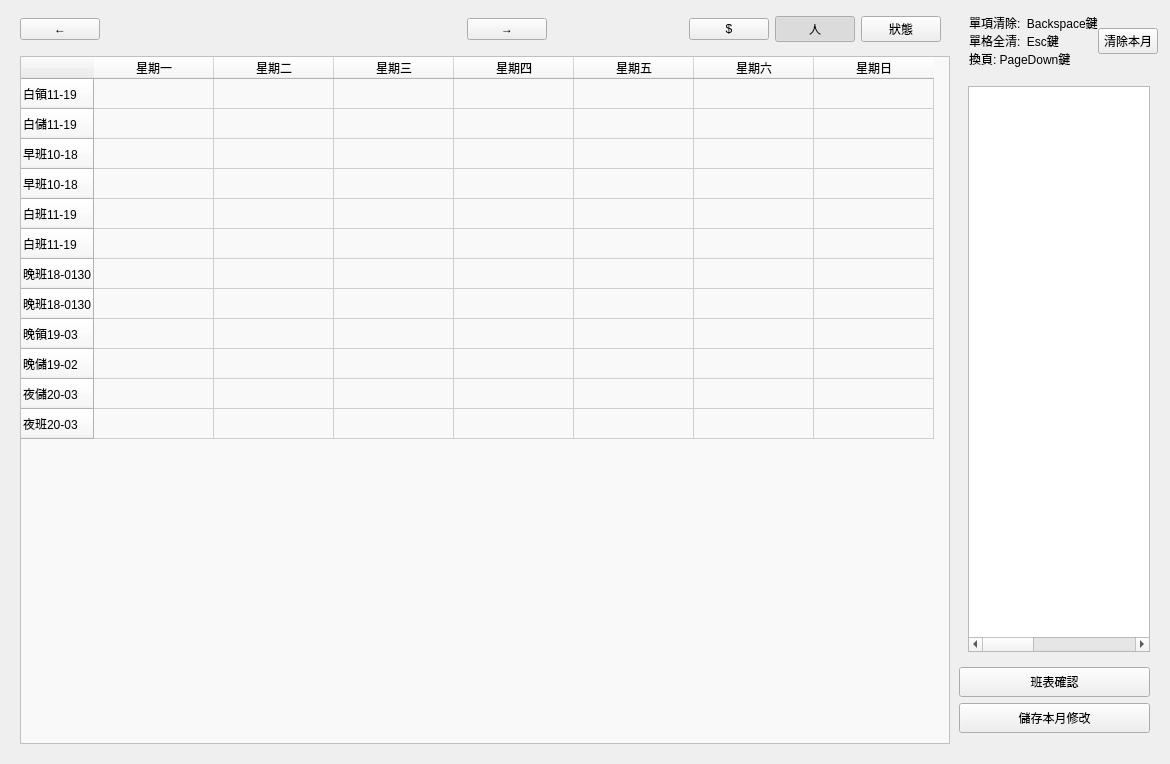
Old version of the form src/AdbClient/StageReport/LayerSchedule.ui in the repository roger0816/Adb.
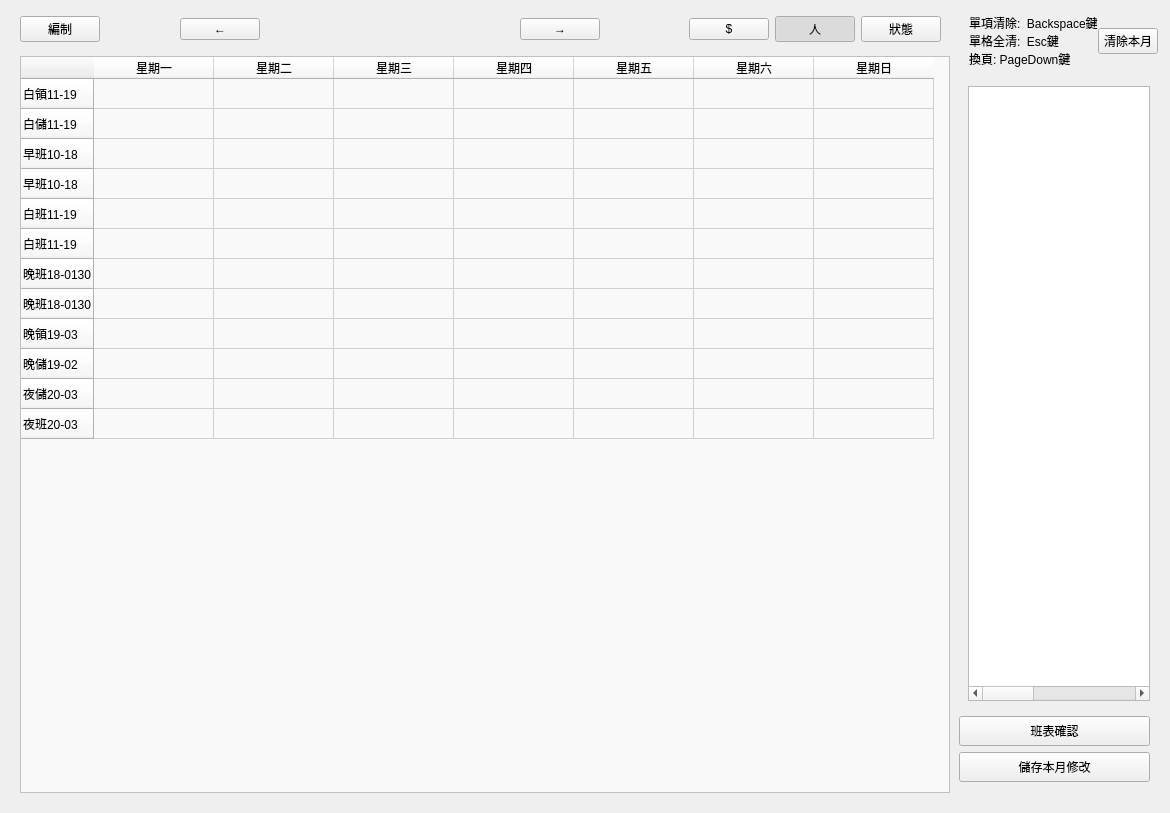
New version of the form. Custom widgets are drawn as their Qt base class.

The edit to the form file:
```diff
--- a/src/AdbClient/StageReport/LayerSchedule.ui
+++ b/src/AdbClient/StageReport/LayerSchedule.ui
@@ -7,7 +7,7 @@
     <x>0</x>
     <y>0</y>
     <width>1170</width>
-    <height>749</height>
+    <height>813</height>
    </rect>
   </property>
   <property name="windowTitle">
@@ -44,6 +44,26 @@
       <property name="bottomMargin">
        <number>2</number>
       </property>
+      <item>
+       <widget class="QPushButton" name="btnHeader">
+        <property name="text">
+         <string>編制</string>
+        </property>
+       </widget>
+      </item>
+      <item>
+       <spacer name="horizontalSpacer_4">
+        <property name="orientation">
+         <enum>Qt::Horizontal</enum>
+        </property>
+        <property name="sizeHint" stdset="0">
+         <size>
+          <width>40</width>
+          <height>20</height>
+         </size>
+        </property>
+       </spacer>
+      </item>
       <item>
        <widget class="QPushButton" name="btnPre">
         <property name="minimumSize">
```
